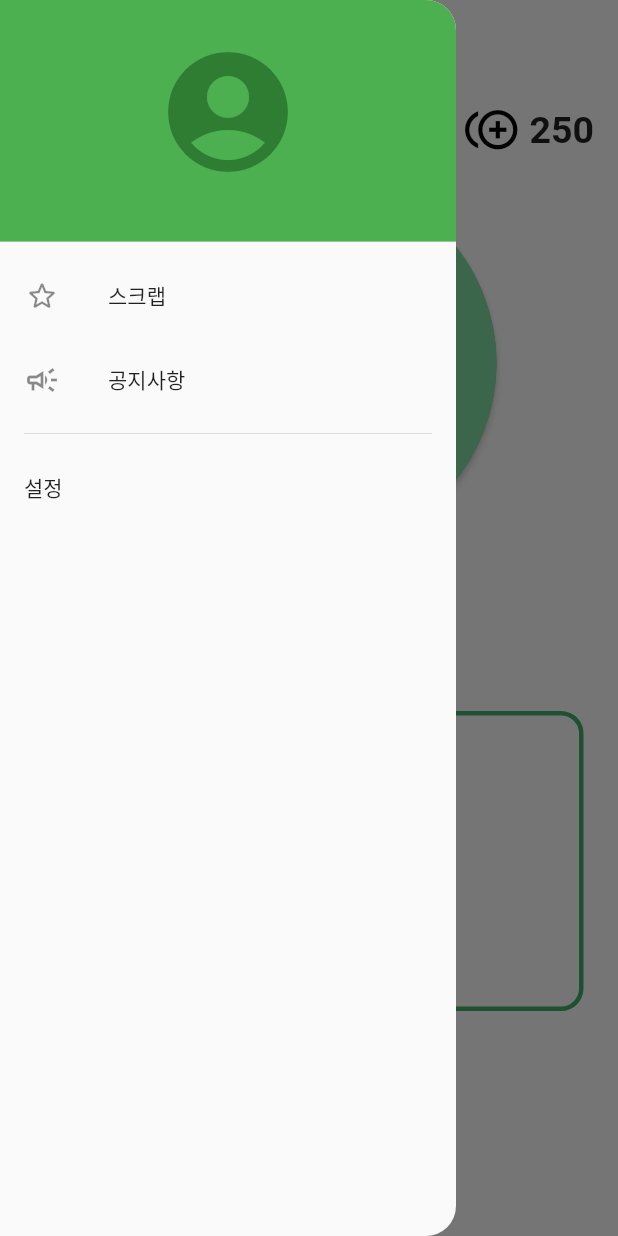
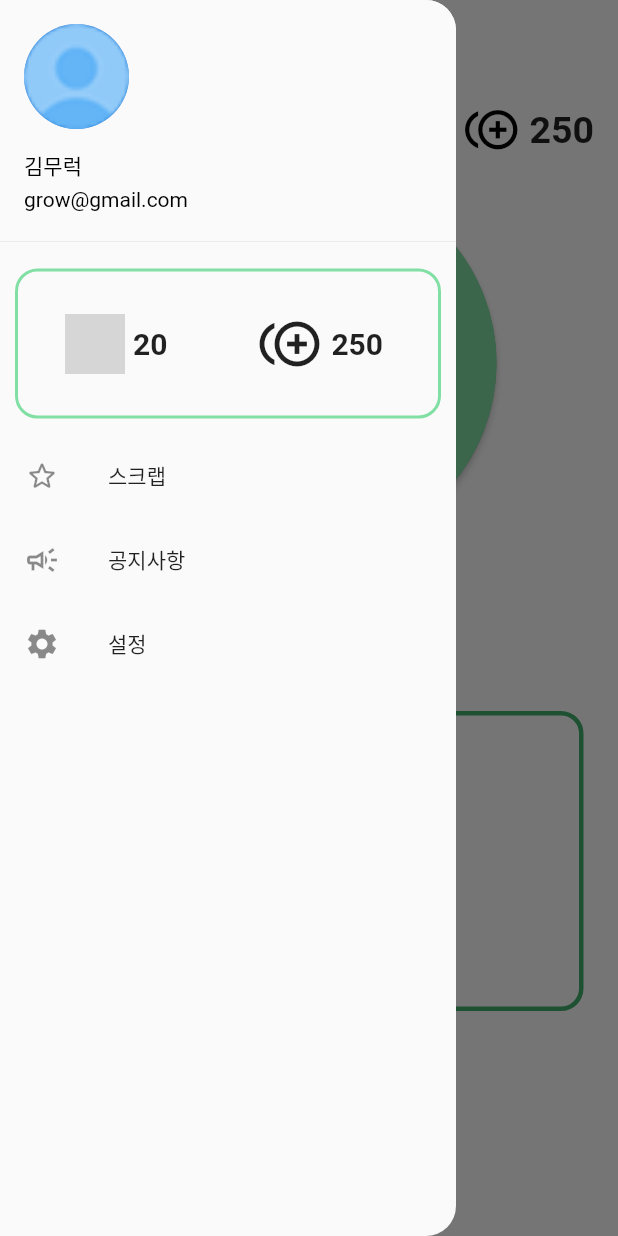
Before and after one commit to z5zH0/home, a Flutter app: the screen it shows after launch, with the side drawer open, on a phone screen of 412 x 824 dp. Run offline on Flutter 3.47's test engine with Material 2 defaults, Android fonts, the phone set to English and light mode, and no system bars; drawn by our look-alikes of percent_indicator; Roboto replaces fonts that are missing (Inter-Regular, Inter-regular); grey boxes are pictures that could not be loaded.

Commit message:
드로어 추가

```diff
--- a/lib/drawer.dart
+++ b/lib/drawer.dart
@@ -1,4 +1,5 @@
 import 'package:flutter/material.dart';
+import 'resources.dart';
 
 class drawer extends StatefulWidget {
   const drawer({Key? key}) : super(key: key);
@@ -13,20 +14,66 @@ class _drawerState extends State<drawer> {
     return ClipRRect(
       borderRadius: BorderRadius.only(topRight: Radius.circular(20.0), bottomRight: Radius.circular(20.0)),
       child: Drawer(
-          child: Column(
-            crossAxisAlignment: CrossAxisAlignment.stretch,
+          child: ListView(
             children: [
-              DrawerHeader(
-                decoration: BoxDecoration(color: Colors.green),
-                child: Padding(
-                  padding: const EdgeInsets.only(bottom: 20),
-                  child: Icon(
-                    Icons.account_circle,
-                    color: Colors.green.shade800,
-                    size: 96,
-                  ),
+              UserAccountsDrawerHeader(
+                currentAccountPicture: CircleAvatar(
+                  backgroundImage: AssetImage('images/account.png')
                 ),
-              ),
+                currentAccountPictureSize: Size.square(70),
+                accountEmail: Text('grow@gmail.com', style: TextStyle(color:Colors.black)),
+                accountName: Text('김무럭', style: TextStyle(color:Colors.black)),
+                decoration: BoxDecoration(
+                  color: Color(0xFFFAFAFA),
+                ),
+                ),
+              Container(
+                margin: EdgeInsets.all(10),
+                padding: EdgeInsets.fromLTRB(0, 20, 10, 20),
+                decoration: BoxDecoration(
+                  border: Border.all(color: lightGreen, width: 2),
+                  borderRadius: BorderRadius.all(
+                      Radius.circular(15.0)),),
+                child: Row(
+                  mainAxisAlignment: MainAxisAlignment.spaceAround,
+                  children: [
+                    GestureDetector(
+                      onTap: (){},
+                      child: Row(
+                        children: [
+                          Padding(
+                            padding: const EdgeInsets.all(5.0),
+                            child: Image.asset('images/tree.png', width: 40),
+                          ),
+                          Text('20', style: TextStyle(
+                            fontFamily: 'Inter-Regular',
+                            fontSize: 20.0,
+                            fontWeight: FontWeight.bold,))
+                        ]
+                      ),
+                    ),
+                    GestureDetector(
+                        onTap: (){},
+                        child: Row(
+                          children: [
+                            Padding(
+                              padding: const EdgeInsets.all(8.0),
+                              child: Icon(
+                                Icons.control_point_duplicate,
+                                size: 40,
+                              ),
+                            ),
+                            Text('250', style: TextStyle(
+                              fontFamily: 'Inter-Regular',
+                              fontSize: 20.0,
+                              fontWeight: FontWeight.bold,)
+    )
+                          ],
+                        )
+                    ),
+                  ],
+                ),
+                ),
               ListTile(
                 leading: Icon(
                   Icons.star_border_rounded,
@@ -43,12 +90,10 @@ class _drawerState extends State<drawer> {
                 onTap: () {
                 },
               ),
-              // Long drawer contents are often segmented.
-              Padding(
-                padding: const EdgeInsets.symmetric(horizontal: 16),
-                child: Divider(),
-              ),
               ListTile(
+                leading: Icon(
+                  Icons.settings
+                ),
                 title: Text('설정'),
                 onTap: () {
                 },
--- a/lib/main.dart
+++ b/lib/main.dart
@@ -44,15 +44,15 @@ class _HomeState extends State<Home> {
       drawer: drawer(),
       backgroundColor: Colors.white,
       appBar: AppBar(
-        title: Text('Home', style: TextStyle(color: darkGray)),
+        title: Text('Home', style: TextStyle(color: darkGrey)),
         centerTitle: true,
         elevation: 0.0,
         backgroundColor: Colors.white,
         leading: Builder(builder: (context){
-          return GestureDetector(
+          return Padding(
+            padding: const EdgeInsets.all(11.0),
+            child: GestureDetector(
               onTap: () => Scaffold.of(context).openDrawer(),
-            child: Padding(
-              padding: const EdgeInsets.all(8.0),
               child: DecoratedBox(
                 decoration: BoxDecoration(
                   image: DecorationImage(
@@ -184,7 +184,7 @@ class _HomeState extends State<Home> {
                         fontWeight: FontWeight.bold,
                       ),
                       filled: true,
-                      fillColor: gray,
+                      fillColor: grey,
                       )
                     ),
                   ],
--- a/lib/resources.dart
+++ b/lib/resources.dart
@@ -3,6 +3,6 @@ import 'package:flutter/material.dart';
 //Colors
 const lightGreen = Color(0xFF81dfa4);
 const deepGreen = Color(0xFF41B06B);
-const lightGray = Color(0xFFEFEFEF);
-const gray = Color(0xFFC4C4C4);
-const darkGray = Color(0xFF615E5C);
+const lightGrey = Color(0xFFEFEFEF);
+const grey = Color(0xFFC4C4C4);
+const darkGrey = Color(0xFF615E5C);
```
Also changed, not shown: images/account.png. Lines whose indentation alone changed are shown as unchanged.
